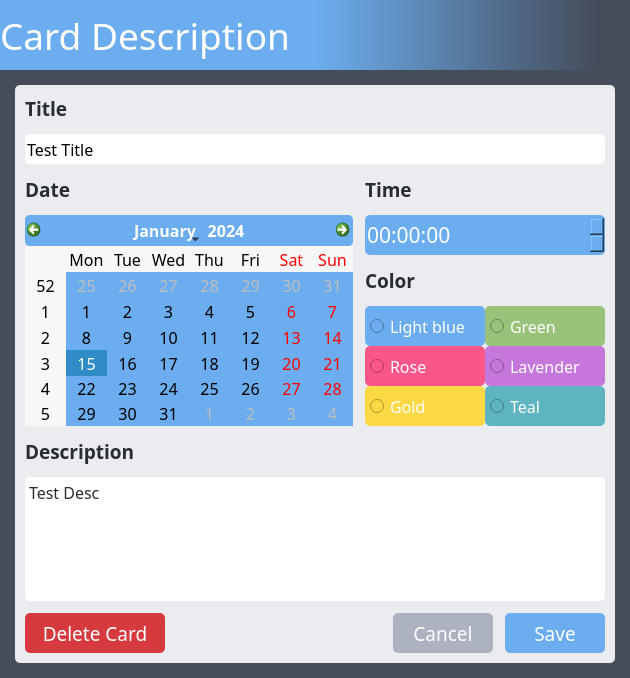
This is src/ui/card_description.ui in dulapahv/Kanbaru as Qt 5 draws it before an edit. The edited form follows.
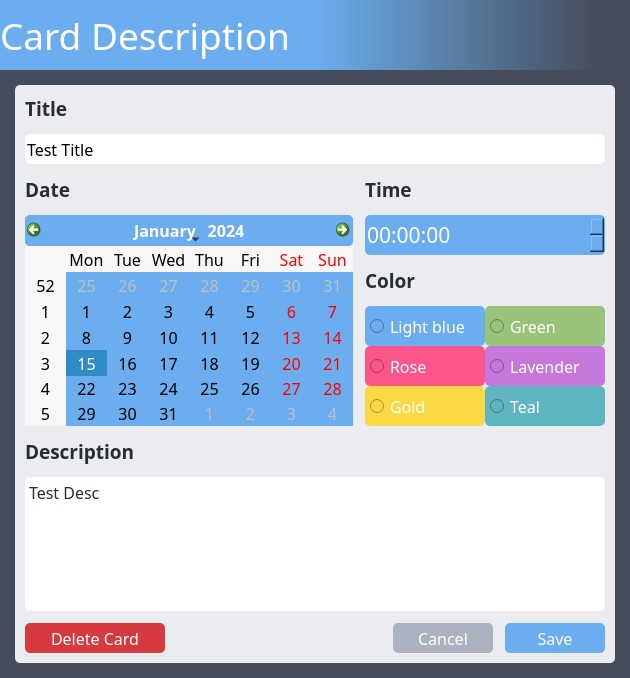
This is the edited form.

Patch:
```diff
--- a/src/ui/card_description.ui
+++ b/src/ui/card_description.ui
@@ -507,13 +507,13 @@
               <property name="minimumSize">
                <size>
                 <width>140</width>
-                <height>40</height>
+                <height>30</height>
                </size>
               </property>
               <property name="font">
                <font>
                 <family>Torus Pro</family>
-                <pointsize>14</pointsize>
+                <pointsize>12</pointsize>
                </font>
               </property>
               <property name="cursor">
@@ -552,13 +552,13 @@
               <property name="minimumSize">
                <size>
                 <width>100</width>
-                <height>40</height>
+                <height>30</height>
                </size>
               </property>
               <property name="font">
                <font>
                 <family>Torus Pro</family>
-                <pointsize>14</pointsize>
+                <pointsize>12</pointsize>
                </font>
               </property>
               <property name="cursor">
@@ -584,13 +584,13 @@
               <property name="minimumSize">
                <size>
                 <width>100</width>
-                <height>40</height>
+                <height>30</height>
                </size>
               </property>
               <property name="font">
                <font>
                 <family>Torus Pro</family>
-                <pointsize>14</pointsize>
+                <pointsize>12</pointsize>
                </font>
               </property>
               <property name="cursor">
```
